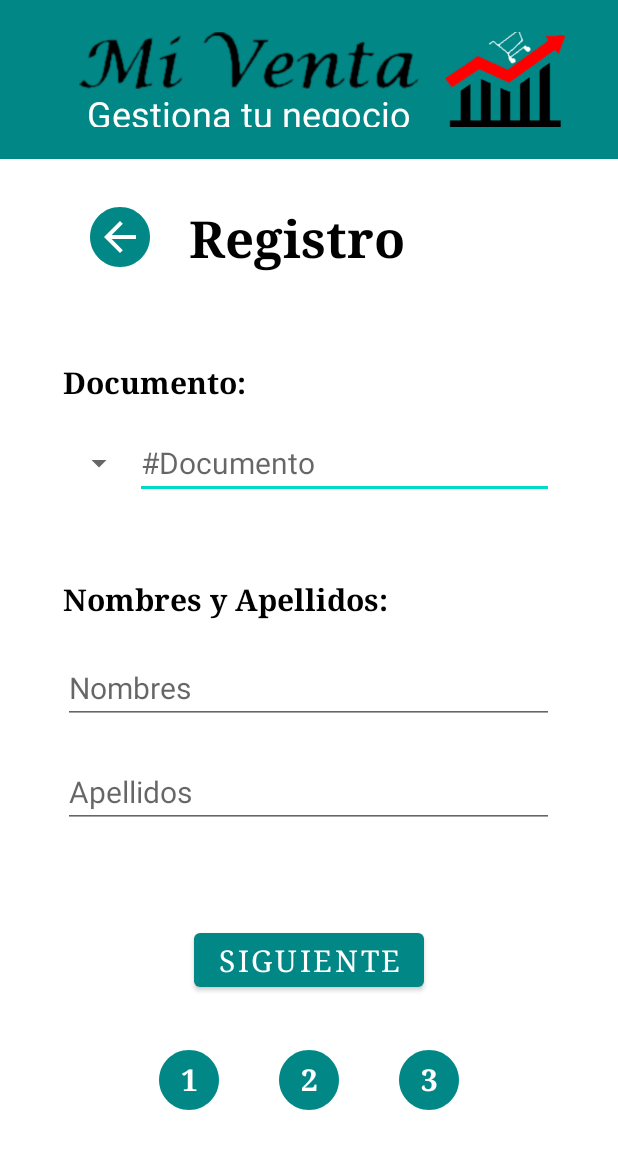
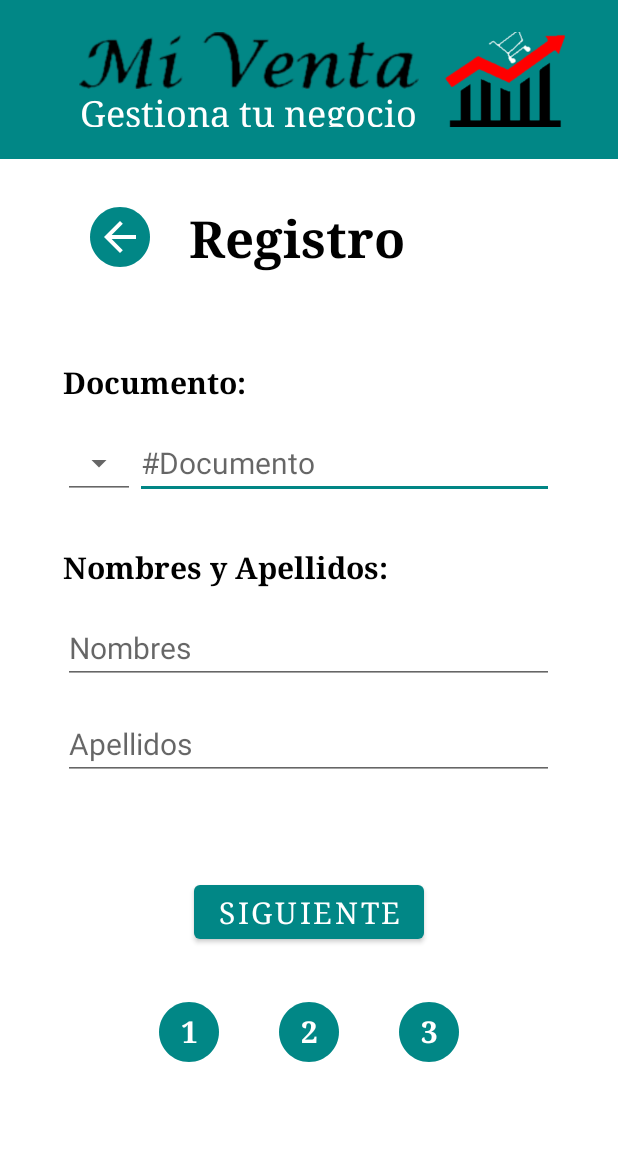
Before and after one commit to FelipeMz-dev/MiVenta, an Android app: the layout activity_registro.xml on its own in the app's theme, with its tools: preview values and no code run, on a phone screen of 412 x 824 dp. Shown: the top 1149 px of the screen. Run offline under Robolectric (Android 15) with nearby library versions, the phone set to English and light mode, and no system bars.

Commit message:
commit inventario y registro update

```diff
--- a/app/src/main/java/com/example/mi_plataforma_conectbd/Ingreso.java
+++ b/app/src/main/java/com/example/mi_plataforma_conectbd/Ingreso.java
@@ -3,6 +3,7 @@ package com.example.mi_plataforma_conectbd;
 import androidx.appcompat.app.AppCompatActivity;
 
 import android.content.Intent;
+import android.content.SharedPreferences;
 import android.os.Bundle;
 import android.view.View;
 import android.widget.Button;
--- a/app/src/main/res/layout/activity_ingreso.xml
+++ b/app/src/main/res/layout/activity_ingreso.xml
@@ -42,6 +42,7 @@
                         android:id="@+id/textView2"
                         android:layout_width="wrap_content"
                         android:layout_height="wrap_content"
+                        android:fontFamily="serif"
                         android:text="Gestiona tu negocio"
                         android:textColor="@color/white"
                         android:textSize="24sp" />
@@ -78,7 +79,7 @@
                     android:layout_height="wrap_content"
                     android:layout_marginStart="22dp"
                     android:fontFamily="serif"
-                    android:text="Ingreso"
+                    android:text="INGRESO"
                     android:textColor="@color/black"
                     android:textSize="34sp"
                     android:textStyle="bold" />
@@ -117,6 +118,7 @@
                         android:id="@+id/user"
                         android:layout_width="match_parent"
                         android:layout_height="wrap_content"
+                        android:backgroundTint="#4E4E4E"
                         android:ems="10"
                         android:hint="@string/hint_documento"
                         android:inputType="number"
--- a/app/src/main/res/layout/activity_registro.xml
+++ b/app/src/main/res/layout/activity_registro.xml
@@ -49,6 +49,7 @@
                         android:id="@+id/textView2"
                         android:layout_width="wrap_content"
                         android:layout_height="wrap_content"
+                        android:fontFamily="serif"
                         android:text="Gestiona tu negocio"
                         android:textColor="@color/white"
                         android:textSize="24sp" />
@@ -118,6 +119,7 @@
 
                     <Spinner
                         android:id="@+id/spinner_documento"
+                        style="@android:style/Widget.Material.Light.Spinner.Underlined"
                         android:layout_width="wrap_content"
                         android:layout_height="match_parent"
                         android:spinnerMode="dialog"
@@ -138,7 +140,7 @@
                 <TextView
                     android:layout_width="match_parent"
                     android:layout_height="wrap_content"
-                    android:layout_marginTop="80px"
+                    android:layout_marginTop="32dp"
                     android:fontFamily="serif"
                     android:text="Nombres y Apellidos:"
                     android:textColor="@color/black"
@@ -149,7 +151,7 @@
                     android:id="@+id/nombres"
                     android:layout_width="match_parent"
                     android:layout_height="wrap_content"
-                    android:layout_marginTop="32px"
+                    android:layout_marginTop="16dp"
                     android:ems="10"
                     android:hint="@string/hint_nombres"
                     android:inputType="textPersonName"
@@ -160,7 +162,8 @@
                     android:id="@+id/apellidos"
                     android:layout_width="match_parent"
                     android:layout_height="wrap_content"
-                    android:layout_marginTop="32px"
+                    android:layout_marginTop="16dp"
+                    android:elegantTextHeight="true"
                     android:ems="10"
                     android:hint="@string/hint_apellidos"
                     android:inputType="textPersonName"
@@ -181,7 +184,6 @@
                 <TextView
                     android:layout_width="match_parent"
                     android:layout_height="wrap_content"
-                    android:layout_marginBottom="16dp"
                     android:fontFamily="serif"
                     android:text="Telefono:"
                     android:textColor="@color/black"
@@ -191,10 +193,12 @@
                 <LinearLayout
                     android:layout_width="match_parent"
                     android:layout_height="wrap_content"
+                    android:layout_marginTop="16dp"
                     android:orientation="horizontal">
 
                     <Spinner
                         android:id="@+id/spinner_pais"
+                        style="@style/Widget.AppCompat.Spinner.Underlined"
                         android:layout_width="wrap_content"
                         android:layout_height="match_parent"
                         android:spinnerMode="dialog"
@@ -300,6 +304,12 @@
 
             </LinearLayout>
 
+            <LinearLayout
+                android:layout_width="match_parent"
+                android:layout_height="match_parent"
+                android:gravity="bottom|center_horizontal"
+                android:orientation="vertical">
+
                 <Button
                     android:id="@+id/btn_registrar"
                     android:layout_width="wrap_content"
@@ -355,6 +365,7 @@
                         android:textStyle="bold" />
 
                 </LinearLayout>
+            </LinearLayout>
 
         </LinearLayout>
     </ScrollView>
--- a/app/src/main/res/values-night/themes.xml
+++ /dev/null
@@ -1,16 +0,0 @@
-<resources xmlns:tools="http://schemas.android.com/tools">
-    <!-- Base application theme. -->
-    <style name="Theme.Mi_plataforma_conectBD" parent="Theme.MaterialComponents.DayNight.NoActionBar">
-        <!-- Primary brand color. -->
-        <item name="colorPrimary">@color/teal_700</item>
-        <item name="colorPrimaryVariant">@color/teal_700</item>
-        <item name="colorOnPrimary">@color/cardview_dark_background</item>
-        <!-- Secondary brand color. -->
-        <item name="colorSecondary">@color/teal_200</item>
-        <item name="colorSecondaryVariant">@color/teal_200</item>
-        <item name="colorOnSecondary">#1F2124</item>
-        <!-- Status bar color. -->
-        <item name="android:statusBarColor" tools:targetApi="l">?attr/colorPrimaryVariant</item>
-        <!-- Customize your theme here. -->
-    </style>
-</resources>
--- a/app/src/main/res/values/colors.xml
+++ b/app/src/main/res/values/colors.xml
@@ -7,4 +7,7 @@
     <color name="teal_700">#FF018786</color>
     <color name="black">#FF000000</color>
     <color name="white">#FFFFFFFF</color>
+    <color name="gray">#4E4E4E</color>
+    <color name="light_gray">#6E6E6E</color>
+
 </resources>
--- a/app/src/main/res/values/strings.xml
+++ b/app/src/main/res/values/strings.xml
@@ -9,7 +9,7 @@
     <string name="hint_negocio">Negocio</string>
     <string name="app_name">mi_plataforma_conectBD</string>
     <string name="administra_tu_negocio">Administra tu negocio</string>
-    <string name="iniciar_sesi_n">Iniciar Sesión:</string>
+    <string name="iniciar_sesi_n">INICIAR SESIÓN</string>
     <string name="ingresar">Ingresar</string>
     <string name="registrar">Registrar</string>
     <string name="boton_de_atras">boton de atras</string>
--- a/app/src/main/res/values/themes.xml
+++ b/app/src/main/res/values/themes.xml
@@ -1,17 +1,23 @@
 <resources xmlns:tools="http://schemas.android.com/tools">
     <!-- Base application theme. -->
-    <style name="Theme.Mi_plataforma_conectBD" parent="Theme.MaterialComponents.DayNight.NoActionBar">
+    <style name="Theme.Mi_plataforma_conectBD" parent="Theme.MaterialComponents.Light.NoActionBar">
         <!-- Primary brand color. -->
         <item name="colorPrimary">@color/teal_700</item>
         <item name="colorPrimaryVariant">@color/teal_700</item>
         <item name="colorOnPrimary">@color/white</item>
         <!-- Secondary brand color. -->
-        <item name="colorSecondary">@color/teal_200</item>
+        <item name="colorSecondary">@color/ic_launcher_background</item>
         <item name="colorSecondaryVariant">@color/teal_700</item>
-        <item name="colorOnSecondary">#1F2124</item>
+        <item name="colorOnSecondary">@color/white</item>
         <!-- Status bar color. -->
         <item name="android:statusBarColor" tools:targetApi="l">?attr/colorPrimaryVariant</item>
         <!-- Customize your theme here. -->
+    </style>
+
+    <style name="inputText">
+        <item name="android:textColor">@color/gray</item>
+        <item name="android:textColorHint">@color/light_gray</item>
+        <item name="android:backgroundTint">@color/gray</item>
     </style>
 
     <style name="Theme.Mi_plataforma_conectBD.NoActionBar">
```
Also changed, not shown: app/src/main/java/com/example/mi_plataforma_conectbd/Registro.java (+16 -13 lines), app/src/main/res/layout/activity_inicio.xml (+20 -17 lines), app/src/main/res/values/opciones.xml (+7 -0 lines). Lines whose indentation alone changed are shown as unchanged.
